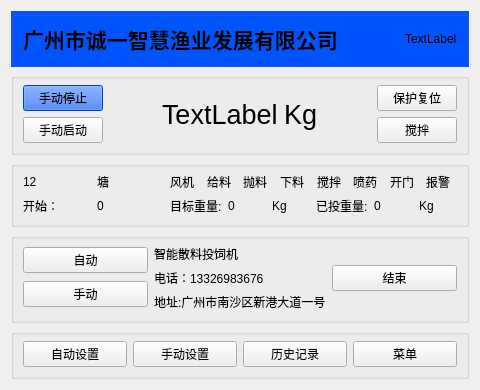
Above: chengyi/widget.ui from wsh01/batch-feeder before the change. Below: the same form after it.
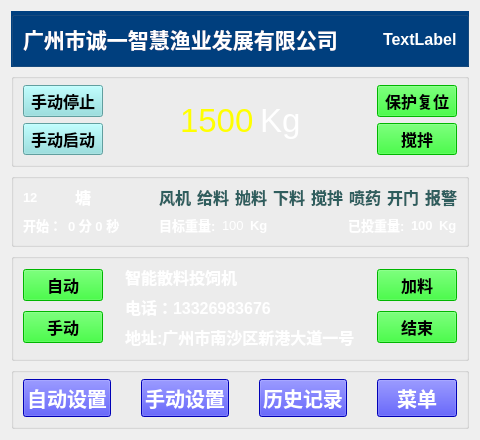
That is the form after the change.

Patch:
```diff
--- a/chengyi/widget.ui
+++ b/chengyi/widget.ui
@@ -26,7 +26,7 @@
    <item row="0" column="0">
     <widget class="QGroupBox" name="groupBox">
      <property name="styleSheet">
-      <string notr="true">QGroupBox{ background-color:rgb(0, 85, 255);} 
+      <string notr="true">QGroupBox{ background-color:rgb(0, 64, 128);} 
 QGroupBox{ margin-top:0px;}
 QGroupBox:title {margin-top: 0px;}</string>
      </property>
@@ -43,6 +43,9 @@
           <bold>true</bold>
          </font>
         </property>
+        <property name="styleSheet">
+         <string notr="true">QLabel{color:rgb(255, 255, 255);}</string>
+        </property>
         <property name="text">
          <string>广州市诚一智慧渔业发展有限公司</string>
         </property>
@@ -65,9 +68,14 @@
        <widget class="QLabel" name="label_date">
         <property name="font">
          <font>
-          <pointsize>9</pointsize>
+          <pointsize>12</pointsize>
+          <weight>75</weight>
+          <bold>true</bold>
          </font>
         </property>
+        <property name="styleSheet">
+         <string notr="true">QLabel{color:rgb(255, 255, 255);}</string>
+        </property>
         <property name="text">
          <string>TextLabel</string>
         </property>
@@ -94,12 +102,14 @@
           </property>
           <property name="font">
            <font>
-            <pointsize>9</pointsize>
+            <pointsize>12</pointsize>
+            <weight>75</weight>
+            <bold>true</bold>
            </font>
           </property>
           <property name="styleSheet">
-           <string notr="true">QPushButton { background-color:rgb(0, 85, 255);} 
-QPushButton:hover { background-color: rgb(0, 100, 255); }</string>
+           <string notr="true">QPushButton { background-color:rgb(136, 223, 223);} 
+QPushButton:hover { background-color: rgb(0, 223, 223); }</string>
           </property>
           <property name="text">
            <string>手动停止</string>
@@ -110,9 +120,15 @@
          <widget class="QPushButton" name="btn_Start">
           <property name="font">
            <font>
-            <pointsize>9</pointsize>
+            <pointsize>12</pointsize>
+            <weight>75</weight>
+            <bold>true</bold>
            </font>
           </property>
+          <property name="styleSheet">
+           <string notr="true">QPushButton { background-color:rgb(136, 223, 223);} 
+QPushButton:hover { background-color: rgb(0, 223, 223); }</string>
+          </property>
           <property name="text">
            <string>手动启动</string>
           </property>
@@ -139,11 +155,14 @@
          <widget class="QLabel" name="label">
           <property name="font">
            <font>
-            <pointsize>20</pointsize>
+            <pointsize>25</pointsize>
            </font>
           </property>
+          <property name="styleSheet">
+           <string notr="true">QLabel{color:rgb(255, 255, 0);}</string>
+          </property>
           <property name="text">
-           <string>TextLabel</string>
+           <string>1500</string>
           </property>
          </widget>
         </item>
@@ -151,9 +170,12 @@
          <widget class="QLabel" name="label_Kg">
           <property name="font">
            <font>
-            <pointsize>20</pointsize>
+            <pointsize>25</pointsize>
            </font>
           </property>
+          <property name="styleSheet">
+           <string notr="true">QLabel{color:rgb(255, 255, 255);}</string>
+          </property>
           <property name="text">
            <string>Kg</string>
           </property>
@@ -180,9 +202,15 @@
          <widget class="QPushButton" name="btn_Reset">
           <property name="font">
            <font>
-            <pointsize>9</pointsize>
+            <pointsize>12</pointsize>
+            <weight>75</weight>
+            <bold>true</bold>
            </font>
           </property>
+          <property name="styleSheet">
+           <string notr="true">QPushButton { background-color:rgb(0, 255, 0);} 
+QPushButton:hover { background-color: rgb(150, 255, 0); }</string>
+          </property>
           <property name="text">
            <string>保护复位</string>
           </property>
@@ -192,9 +220,15 @@
          <widget class="QPushButton" name="pushButton_4">
           <property name="font">
            <font>
-            <pointsize>9</pointsize>
+            <pointsize>12</pointsize>
+            <weight>75</weight>
+            <bold>true</bold>
            </font>
           </property>
+          <property name="styleSheet">
+           <string notr="true">QPushButton { background-color:rgb(0, 255, 0);} 
+QPushButton:hover { background-color: rgb(150, 255, 0); }</string>
+          </property>
           <property name="text">
            <string>搅拌</string>
           </property>
@@ -214,10 +248,20 @@
       <string/>
      </property>
      <layout class="QGridLayout" name="gridLayout_5">
-      <item row="0" column="0">
+      <item row="0" column="0" rowspan="2">
        <layout class="QHBoxLayout" name="horizontalLayout_6">
         <item>
          <widget class="QLabel" name="label_num">
+          <property name="font">
+           <font>
+            <pointsize>10</pointsize>
+            <weight>75</weight>
+            <bold>true</bold>
+           </font>
+          </property>
+          <property name="styleSheet">
+           <string notr="true">QLabel{color:rgb(255, 255, 255);}</string>
+          </property>
           <property name="text">
            <string>12</string>
           </property>
@@ -227,9 +271,14 @@
          <widget class="QLabel" name="label_5">
           <property name="font">
            <font>
-            <pointsize>9</pointsize>
+            <pointsize>12</pointsize>
+            <weight>75</weight>
+            <bold>true</bold>
            </font>
           </property>
+          <property name="styleSheet">
+           <string notr="true">QLabel{color:rgb(255, 255, 255);}</string>
+          </property>
           <property name="text">
            <string>塘</string>
           </property>
@@ -237,15 +286,33 @@
         </item>
        </layout>
       </item>
-      <item row="0" column="1" colspan="2">
+      <item row="0" column="1" rowspan="2">
+       <spacer name="horizontalSpacer_4">
+        <property name="orientation">
+         <enum>Qt::Horizontal</enum>
+        </property>
+        <property name="sizeHint" stdset="0">
+         <size>
+          <width>92</width>
+          <height>20</height>
+         </size>
+        </property>
+       </spacer>
+      </item>
+      <item row="0" column="2" rowspan="2" colspan="3">
        <layout class="QHBoxLayout" name="horizontalLayout_2">
         <item>
          <widget class="QLabel" name="label_7">
           <property name="font">
            <font>
-            <pointsize>9</pointsize>
+            <pointsize>12</pointsize>
+            <weight>75</weight>
+            <bold>true</bold>
            </font>
           </property>
+          <property name="styleSheet">
+           <string notr="true">QLabel{color:rgb(47,94,94);}</string>
+          </property>
           <property name="text">
            <string>风机</string>
           </property>
@@ -255,9 +322,14 @@
          <widget class="QLabel" name="label_8">
           <property name="font">
            <font>
-            <pointsize>9</pointsize>
+            <pointsize>12</pointsize>
+            <weight>75</weight>
+            <bold>true</bold>
            </font>
           </property>
+          <property name="styleSheet">
+           <string notr="true">QLabel{color:rgb(47,94,94);}</string>
+          </property>
           <property name="text">
            <string>给料</string>
           </property>
@@ -267,9 +339,14 @@
          <widget class="QLabel" name="label_9">
           <property name="font">
            <font>
-            <pointsize>9</pointsize>
+            <pointsize>12</pointsize>
+            <weight>75</weight>
+            <bold>true</bold>
            </font>
           </property>
+          <property name="styleSheet">
+           <string notr="true">QLabel{color:rgb(47,94,94);}</string>
+          </property>
           <property name="text">
            <string>抛料</string>
           </property>
@@ -279,9 +356,14 @@
          <widget class="QLabel" name="label_10">
           <property name="font">
            <font>
-            <pointsize>9</pointsize>
+            <pointsize>12</pointsize>
+            <weight>75</weight>
+            <bold>true</bold>
            </font>
           </property>
+          <property name="styleSheet">
+           <string notr="true">QLabel{color:rgb(47,94,94);}</string>
+          </property>
           <property name="text">
            <string>下料</string>
           </property>
@@ -291,9 +373,14 @@
          <widget class="QLabel" name="label_11">
           <property name="font">
            <font>
-            <pointsize>9</pointsize>
+            <pointsize>12</pointsize>
+            <weight>75</weight>
+            <bold>true</bold>
            </font>
           </property>
+          <property name="styleSheet">
+           <string notr="true">QLabel{color:rgb(47,94,94);}</string>
+          </property>
           <property name="text">
            <string>搅拌</string>
           </property>
@@ -303,9 +390,14 @@
          <widget class="QLabel" name="label_12">
           <property name="font">
            <font>
-            <pointsize>9</pointsize>
+            <pointsize>12</pointsize>
+            <weight>75</weight>
+            <bold>true</bold>
            </font>
           </property>
+          <property name="styleSheet">
+           <string notr="true">QLabel{color:rgb(47,94,94);}</string>
+          </property>
           <property name="text">
            <string>喷药</string>
           </property>
@@ -315,9 +407,14 @@
          <widget class="QLabel" name="label_13">
           <property name="font">
            <font>
-            <pointsize>9</pointsize>
+            <pointsize>12</pointsize>
+            <weight>75</weight>
+            <bold>true</bold>
            </font>
           </property>
+          <property name="styleSheet">
+           <string notr="true">QLabel{color:rgb(47,94,94);}</string>
+          </property>
           <property name="text">
            <string>开门</string>
           </property>
@@ -327,9 +424,14 @@
          <widget class="QLabel" name="label_14">
           <property name="font">
            <font>
-            <pointsize>9</pointsize>
+            <pointsize>12</pointsize>
+            <weight>75</weight>
+            <bold>true</bold>
            </font>
           </property>
+          <property name="styleSheet">
+           <string notr="true">QLabel{color:rgb(47,94,94);}</string>
+          </property>
           <property name="text">
            <string>报警</string>
           </property>
@@ -337,15 +439,33 @@
         </item>
        </layout>
       </item>
-      <item row="1" column="0">
+      <item row="1" column="3" rowspan="2">
+       <spacer name="horizontalSpacer_6">
+        <property name="orientation">
+         <enum>Qt::Horizontal</enum>
+        </property>
+        <property name="sizeHint" stdset="0">
+         <size>
+          <width>92</width>
+          <height>20</height>
+         </size>
+        </property>
+       </spacer>
+      </item>
+      <item row="2" column="0">
        <layout class="QHBoxLayout" name="horizontalLayout_5">
         <item>
          <widget class="QLabel" name="label_6">
           <property name="font">
            <font>
-            <pointsize>9</pointsize>
+            <pointsize>10</pointsize>
+            <weight>75</weight>
+            <bold>true</bold>
            </font>
           </property>
+          <property name="styleSheet">
+           <string notr="true">QLabel{color:rgb(255, 255, 255);}</string>
+          </property>
           <property name="text">
            <string>开始：</string>
           </property>
@@ -355,25 +475,48 @@
          <widget class="QLabel" name="label_time">
           <property name="font">
            <font>
-            <pointsize>9</pointsize>
+            <pointsize>10</pointsize>
+            <weight>75</weight>
+            <bold>true</bold>
            </font>
           </property>
+          <property name="styleSheet">
+           <string notr="true">QLabel{color:rgb(255, 255, 255);}</string>
+          </property>
           <property name="text">
-           <string>0</string>
+           <string>0 分 0 秒</string>
           </property>
          </widget>
         </item>
        </layout>
       </item>
-      <item row="1" column="1">
+      <item row="2" column="1">
+       <spacer name="horizontalSpacer_5">
+        <property name="orientation">
+         <enum>Qt::Horizontal</enum>
+        </property>
+        <property name="sizeHint" stdset="0">
+         <size>
+          <width>92</width>
+          <height>15</height>
+         </size>
+        </property>
+       </spacer>
+      </item>
+      <item row="2" column="2">
        <layout class="QHBoxLayout" name="horizontalLayout_3">
         <item>
          <widget class="QLabel" name="label_16">
           <property name="font">
            <font>
-            <pointsize>9</pointsize>
+            <pointsize>10</pointsize>
+            <weight>75</weight>
+            <bold>true</bold>
            </font>
           </property>
+          <property name="styleSheet">
+           <string notr="true">QLabel{color:rgb(255, 255, 255);}</string>
+          </property>
           <property name="text">
            <string>目标重量:</string>
           </property>
@@ -383,11 +526,14 @@
          <widget class="QLabel" name="label_17">
           <property name="font">
            <font>
-            <pointsize>9</pointsize>
+            <pointsize>10</pointsize>
            </font>
           </property>
+          <property name="styleSheet">
+           <string notr="true">QLabel{color:rgb(255, 255, 255);}</string>
+          </property>
           <property name="text">
-           <string>0</string>
+           <string>100</string>
           </property>
          </widget>
         </item>
@@ -395,9 +541,14 @@
          <widget class="QLabel" name="label_18">
           <property name="font">
            <font>
-            <pointsize>9</pointsize>
+            <pointsize>10</pointsize>
+            <weight>75</weight>
+            <bold>true</bold>
            </font>
           </property>
+          <property name="styleSheet">
+           <string notr="true">QLabel{color:rgb(255, 255, 255);}</string>
+          </property>
           <property name="text">
            <string>Kg</string>
           </property>
@@ -405,15 +556,20 @@
         </item>
        </layout>
       </item>
-      <item row="1" column="2">
+      <item row="2" column="4">
        <layout class="QHBoxLayout" name="horizontalLayout_4">
         <item>
          <widget class="QLabel" name="label_19">
           <property name="font">
            <font>
-            <pointsize>9</pointsize>
+            <pointsize>10</pointsize>
+            <weight>75</weight>
+            <bold>true</bold>
            </font>
           </property>
+          <property name="styleSheet">
+           <string notr="true">QLabel{color:rgb(255, 255, 255);}</string>
+          </property>
           <property name="text">
            <string>已投重量:</string>
           </property>
@@ -423,11 +579,16 @@
          <widget class="QLabel" name="label_20">
           <property name="font">
            <font>
-            <pointsize>9</pointsize>
+            <pointsize>10</pointsize>
+            <weight>75</weight>
+            <bold>true</bold>
            </font>
           </property>
+          <property name="styleSheet">
+           <string notr="true">QLabel{color:rgb(255, 255, 255);}</string>
+          </property>
           <property name="text">
-           <string>0</string>
+           <string>100</string>
           </property>
          </widget>
         </item>
@@ -435,9 +596,14 @@
          <widget class="QLabel" name="label_21">
           <property name="font">
            <font>
-            <pointsize>9</pointsize>
+            <pointsize>10</pointsize>
+            <weight>75</weight>
+            <bold>true</bold>
            </font>
           </property>
+          <property name="styleSheet">
+           <string notr="true">QLabel{color:rgb(255, 255, 255);}</string>
+          </property>
           <property name="text">
            <string>Kg</string>
           </property>
@@ -461,6 +627,17 @@
        <layout class="QVBoxLayout" name="verticalLayout_4">
         <item>
          <widget class="QPushButton" name="btn_Auto">
+          <property name="font">
+           <font>
+            <pointsize>12</pointsize>
+            <weight>75</weight>
+            <bold>true</bold>
+           </font>
+          </property>
+          <property name="styleSheet">
+           <string notr="true">QPushButton { background-color:rgb(0, 255, 0);} 
+QPushButton:hover { background-color: rgb(150, 255, 0); }</string>
+          </property>
           <property name="text">
            <string>自动</string>
           </property>
@@ -468,6 +645,17 @@
         </item>
         <item>
          <widget class="QPushButton" name="btn_Manual">
+          <property name="font">
+           <font>
+            <pointsize>12</pointsize>
+            <weight>75</weight>
+            <bold>true</bold>
+           </font>
+          </property>
+          <property name="styleSheet">
+           <string notr="true">QPushButton { background-color:rgb(0, 255, 0);} 
+QPushButton:hover { background-color: rgb(150, 255, 0); }</string>
+          </property>
           <property name="text">
            <string>手动</string>
           </property>
@@ -476,14 +664,32 @@
        </layout>
       </item>
       <item row="0" column="1">
+       <spacer name="horizontalSpacer_10">
+        <property name="orientation">
+         <enum>Qt::Horizontal</enum>
+        </property>
+        <property name="sizeHint" stdset="0">
+         <size>
+          <width>44</width>
+          <height>20</height>
+         </size>
+        </property>
+       </spacer>
+      </item>
+      <item row="0" column="2">
        <layout class="QVBoxLayout" name="verticalLayout_3">
         <item>
          <widget class="QLabel" name="label_2">
           <property name="font">
            <font>
-            <pointsize>9</pointsize>
+            <pointsize>12</pointsize>
+            <weight>75</weight>
+            <bold>true</bold>
            </font>
           </property>
+          <property name="styleSheet">
+           <string notr="true">QLabel{color:rgb(255, 255, 255);}</string>
+          </property>
           <property name="text">
            <string>智能散料投饲机</string>
           </property>
@@ -493,9 +699,14 @@
          <widget class="QLabel" name="label_3">
           <property name="font">
            <font>
-            <pointsize>9</pointsize>
+            <pointsize>12</pointsize>
+            <weight>75</weight>
+            <bold>true</bold>
            </font>
           </property>
+          <property name="styleSheet">
+           <string notr="true">QLabel{color:rgb(255, 255, 255);}</string>
+          </property>
           <property name="text">
            <string>电话：13326983676</string>
           </property>
@@ -505,9 +716,14 @@
          <widget class="QLabel" name="label_4">
           <property name="font">
            <font>
-            <pointsize>9</pointsize>
+            <pointsize>12</pointsize>
+            <weight>75</weight>
+            <bold>true</bold>
            </font>
           </property>
+          <property name="styleSheet">
+           <string notr="true">QLabel{color:rgb(255, 255, 255);}</string>
+          </property>
           <property name="text">
            <string>地址:广州市南沙区新港大道一号</string>
           </property>
@@ -515,17 +731,58 @@
         </item>
        </layout>
       </item>
-      <item row="0" column="2">
-       <widget class="QPushButton" name="pushButton">
-        <property name="font">
-         <font>
-          <pointsize>9</pointsize>
-         </font>
+      <item row="0" column="3">
+       <spacer name="horizontalSpacer_11">
+        <property name="orientation">
+         <enum>Qt::Horizontal</enum>
         </property>
-        <property name="text">
-         <string>结束</string>
+        <property name="sizeHint" stdset="0">
+         <size>
+          <width>44</width>
+          <height>20</height>
+         </size>
         </property>
-       </widget>
+       </spacer>
+      </item>
+      <item row="0" column="4">
+       <layout class="QVBoxLayout" name="verticalLayout_5">
+        <item>
+         <widget class="QPushButton" name="pushButton_2">
+          <property name="font">
+           <font>
+            <pointsize>12</pointsize>
+            <weight>75</weight>
+            <bold>true</bold>
+           </font>
+          </property>
+          <property name="styleSheet">
+           <string notr="true">QPushButton { background-color:rgb(0, 255, 0);} 
+QPushButton:hover { background-color: rgb(150, 255, 0); }</string>
+          </property>
+          <property name="text">
+           <string>加料</string>
+          </property>
+         </widget>
+        </item>
+        <item>
+         <widget class="QPushButton" name="pushButton">
+          <property name="font">
+           <font>
+            <pointsize>12</pointsize>
+            <weight>75</weight>
+            <bold>true</bold>
+           </font>
+          </property>
+          <property name="styleSheet">
+           <string notr="true">QPushButton { background-color:rgb(0, 255, 0);} 
+QPushButton:hover { background-color: rgb(150, 255, 0); }</string>
+          </property>
+          <property name="text">
+           <string>结束</string>
+          </property>
+         </widget>
+        </item>
+       </layout>
       </item>
      </layout>
     </widget>
@@ -549,45 +806,112 @@
        <widget class="QPushButton" name="btn_AutoSet">
         <property name="font">
          <font>
-          <pointsize>9</pointsize>
+          <pointsize>15</pointsize>
+          <weight>75</weight>
+          <bold>true</bold>
          </font>
         </property>
+        <property name="styleSheet">
+         <string notr="true">QPushButton { background-color:rgb(0, 0, 255);} 
+QPushButton:hover { background-color: rgb(100, 0, 255); }
+QPushButton {color:rgb(255, 255, 255);}</string>
+        </property>
         <property name="text">
          <string>自动设置</string>
         </property>
        </widget>
       </item>
       <item row="0" column="1">
+       <spacer name="horizontalSpacer_7">
+        <property name="orientation">
+         <enum>Qt::Horizontal</enum>
+        </property>
+        <property name="sizeHint" stdset="0">
+         <size>
+          <width>34</width>
+          <height>20</height>
+         </size>
+        </property>
+       </spacer>
+      </item>
+      <item row="0" column="2">
        <widget class="QPushButton" name="btn_ManualSet">
         <property name="font">
          <font>
-          <pointsize>9</pointsize>
+          <pointsize>15</pointsize>
+          <weight>75</weight>
+          <bold>true</bold>
          </font>
         </property>
+        <property name="styleSheet">
+         <string notr="true">QPushButton { background-color:rgb(0, 0, 255);} 
+QPushButton:hover { background-color: rgb(100, 0, 255); }
+QPushButton {color:rgb(255, 255, 255);}</string>
+        </property>
         <property name="text">
          <string>手动设置</string>
         </property>
        </widget>
       </item>
-      <item row="0" column="2">
+      <item row="0" column="3">
+       <spacer name="horizontalSpacer_8">
+        <property name="orientation">
+         <enum>Qt::Horizontal</enum>
+        </property>
+        <property name="sizeHint" stdset="0">
+         <size>
+          <width>33</width>
+          <height>20</height>
+         </size>
+        </property>
+       </spacer>
+      </item>
+      <item row="0" column="4">
        <widget class="QPushButton" name="btn_History">
         <property name="font">
          <font>
-          <pointsize>9</pointsize>
+          <pointsize>15</pointsize>
+          <weight>75</weight>
+          <bold>true</bold>
          </font>
         </property>
+        <property name="styleSheet">
+         <string notr="true">QPushButton { background-color:rgb(0, 0, 255);} 
+QPushButton:hover { background-color: rgb(100, 0, 255); }
+QPushButton {color:rgb(255, 255, 255);}</string>
+        </property>
         <property name="text">
          <string>历史记录</string>
         </property>
        </widget>
       </item>
-      <item row="0" column="3">
+      <item row="0" column="5">
+       <spacer name="horizontalSpacer_9">
+        <property name="orientation">
+         <enum>Qt::Horizontal</enum>
+        </property>
+        <property name="sizeHint" stdset="0">
+         <size>
+          <width>34</width>
+          <height>20</height>
+         </size>
+        </property>
+       </spacer>
+      </item>
+      <item row="0" column="6">
        <widget class="QPushButton" name="btn_Meun">
         <property name="font">
          <font>
-          <pointsize>9</pointsize>
+          <pointsize>15</pointsize>
+          <weight>75</weight>
+          <bold>true</bold>
          </font>
         </property>
+        <property name="styleSheet">
+         <string notr="true">QPushButton { background-color:rgb(0, 0, 255);} 
+QPushButton:hover { background-color: rgb(100, 0, 255); }
+QPushButton {color:rgb(255, 255, 255);}</string>
+        </property>
         <property name="text">
          <string>菜单</string>
         </property>
```
